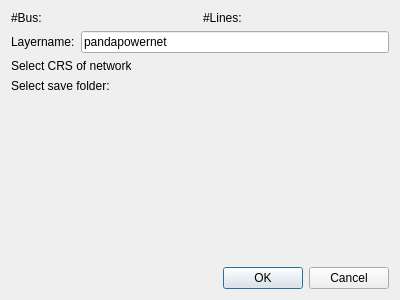
e2nIEE/pandapower-qgis, file pandapower_import_dialog_base.ui: the form before one commit.
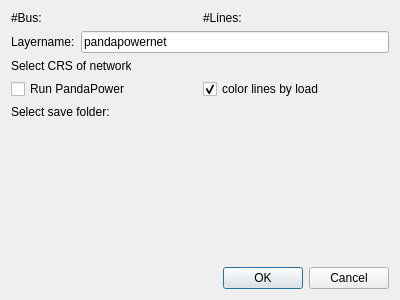
The form after the commit. Custom widgets are drawn as their Qt base class.

Commit message: added custom symbols for all layers removed adding empty layers

Patch:
```diff
--- a/pandapower_import_dialog_base.ui
+++ b/pandapower_import_dialog_base.ui
@@ -137,6 +137,27 @@
      </item>
     </layout>
    </item>
+   <item>
+    <layout class="QHBoxLayout" name="checkboxes">
+     <item>
+      <widget class="QCheckBox" name="runpp">
+       <property name="text">
+        <string>Run PandaPower</string>
+       </property>
+      </widget>
+     </item>
+     <item>
+      <widget class="QCheckBox" name="gradRender">
+       <property name="text">
+        <string>color lines by load</string>
+       </property>
+       <property name="checked">
+        <bool>true</bool>
+       </property>
+      </widget>
+     </item>
+    </layout>
+   </item>
    <item>
     <widget class="QLabel" name="folderSelectLabel">
      <property name="text">
```
The commit also changes 1 other file.
